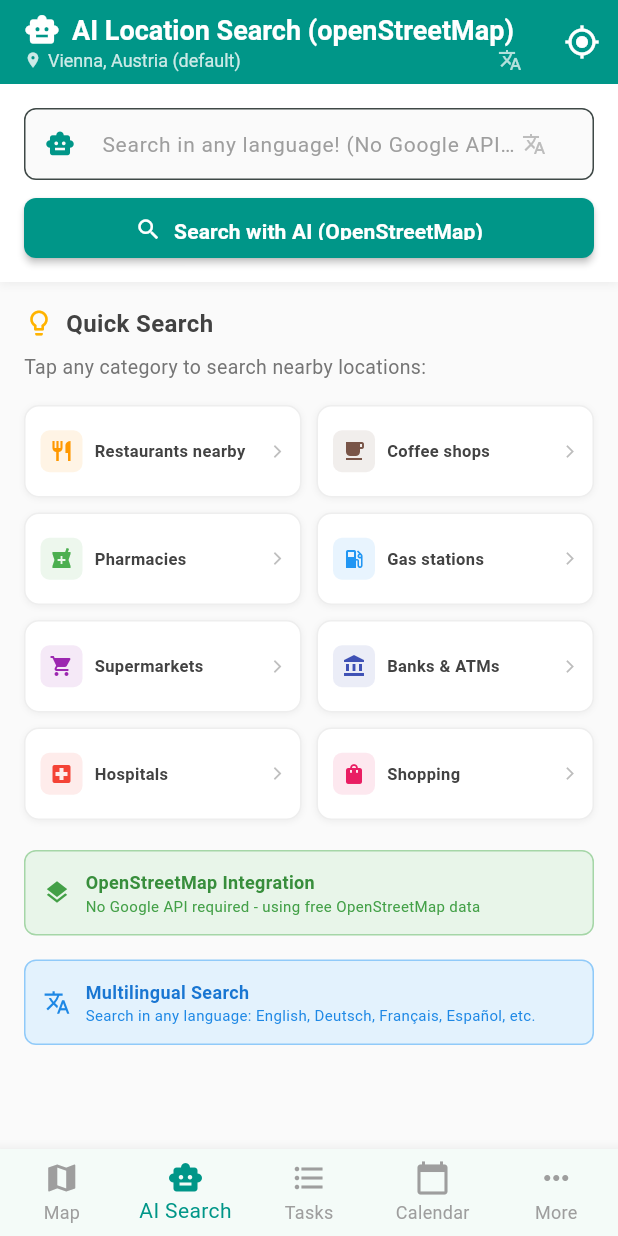
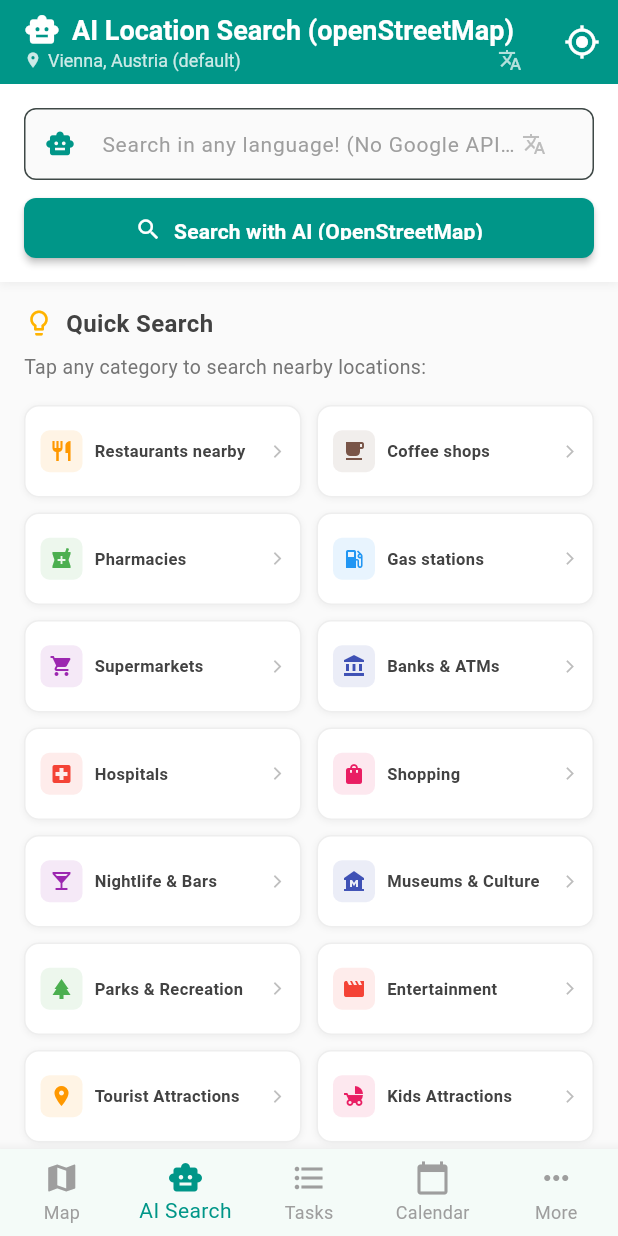
Before and after one commit to Zljebun/locado_final, a Flutter app: the screen it shows after launch, item 2 of the bottom bar chosen, on a phone screen of 412 x 824 dp. Run offline on Flutter 3.47's test engine with Material 3 defaults, Android fonts, the phone set to English and light mode, and no system bars; our stand-ins replace device_info_plus, file_picker, flutter_dotenv, flutter_local_notifications, flutter_map, geolocator and 8 more; missing offline and left inert: app_settings, device_calendar; accounts and stored records are empty.

Commit message:
Add 6 new quick search categories for entertainment and activities
- Nightlife & Bars: bars, pubs, nightclubs, biergartens
- Museums & Culture: museums, theatres, cinemas
- Parks & Recreation: parks, playgrounds, gardens
- Entertainment: cinemas, theatres, bowling alleys
- Tourist Attractions: attractions, viewpoints, monuments
- Kids Attractions: playgrounds, zoos, theme parks, toy shops

All categories use optimized OSM tags and AI translations
Automatic fallback servers ensure reliable performance

```diff
--- a/lib/screens/ai_location_search_screen.dart
+++ b/lib/screens/ai_location_search_screen.dart
@@ -183,6 +183,42 @@
         'color': Colors.pink,
         'query': 'shopping centers nearby',
       },
+		{
+		  'text': 'Nightlife & Bars',
+		  'icon': Icons.local_bar,
+		  'color': Colors.purple,
+		  'query': 'nightlife bars nearby',
+		},
+		{
+		  'text': 'Museums & Culture',
+		  'icon': Icons.museum,
+		  'color': Colors.indigo,
+		  'query': 'museums culture nearby',
+		},
+		{
+		  'text': 'Parks & Recreation',
+		  'icon': Icons.park,
+		  'color': Colors.green,
+		  'query': 'parks recreation nearby',
+		},
+		{
+		  'text': 'Entertainment',
+		  'icon': Icons.movie,
+		  'color': Colors.red,
+		  'query': 'entertainment cinema nearby',
+		},
+		{
+		  'text': 'Tourist Attractions',
+		  'icon': Icons.place,
+		  'color': Colors.orange,
+		  'query': 'tourist attractions nearby',
+		},
+		{
+		  'text': 'Kids Attractions',
+		  'icon': Icons.child_friendly,
+		  'color': Colors.pink,
+		  'query': 'kids attractions children nearby',
+		},
     ];
   }
 
@@ -2257,6 +2293,48 @@
 		  'shop': ['mall', 'department_store', 'clothes', 'shoes']
 		};
 	  }
+
+		if (categoryLower.contains('nightlife') || categoryLower.contains('bar')) {
+		  return {
+			'amenity': ['bar', 'pub', 'nightclub', 'biergarten']
+		  };
+		}
+
+		if (categoryLower.contains('museum') || categoryLower.contains('culture')) {
+		  return {
+			'tourism': ['museum'],
+			'amenity': ['theatre', 'cinema']
+		  };
+		}
+
+		if (categoryLower.contains('park') || categoryLower.contains('recreation')) {
+		  return {
+			'leisure': ['park', 'playground', 'garden'],
+			'tourism': ['attraction']
+		  };
+		}
+
+		if (categoryLower.contains('entertainment') || categoryLower.contains('cinema')) {
+		  return {
+			'amenity': ['cinema', 'theatre'],
+			'leisure': ['bowling_alley', 'amusement_arcade']
+		  };
+		}
+
+		if (categoryLower.contains('tourist') || categoryLower.contains('attraction')) {
+		  return {
+			'tourism': ['attraction', 'viewpoint', 'monument', 'artwork']
+		  };
+		}
+
+		if (categoryLower.contains('kids') || categoryLower.contains('children') || categoryLower.contains('child')) {
+		  return {
+			'leisure': ['playground', 'water_park', 'amusement_arcade'],
+			'tourism': ['zoo', 'theme_park'],
+			'amenity': ['kindergarten'],
+			'shop': ['toys']
+		  };
+		}
 
 	  // Default fallback
 	  return {
```
